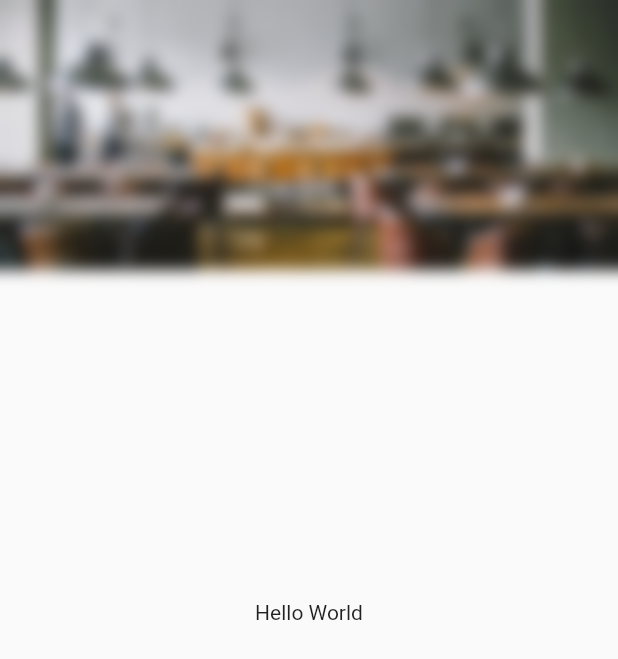
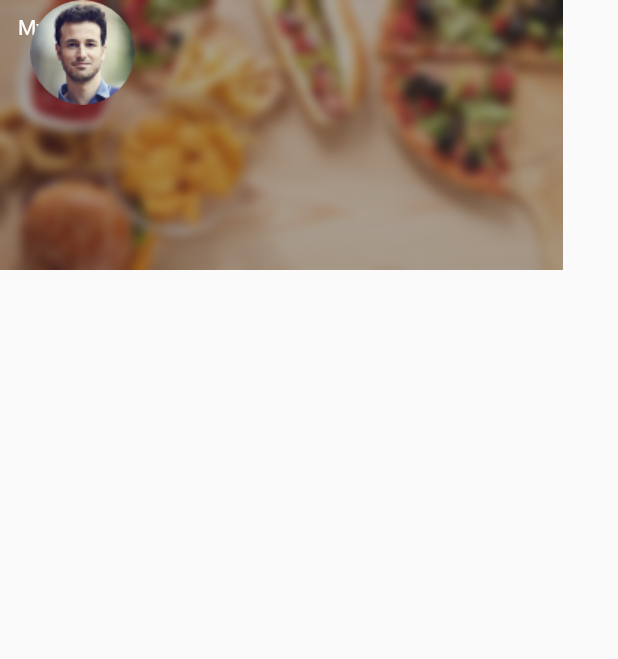
Before and after one commit to Stitarmare/Food, a Flutter app: the ProfileScreen screen opened by its route, on a phone screen of 412 x 824 dp. Shown: the top 659 px of the screen. Run offline on Flutter 3.47's test engine with Material 2 defaults, Android fonts, the phone set to English and light mode, and no system bars; our stand-ins replace pin_code_text_field, shared_preferences; accounts and stored records are empty.

Commit message:
Edit Profile changes In STACK

```diff
--- a/lib/ProfilePage/ProfileScreen.dart
+++ b/lib/ProfilePage/ProfileScreen.dart
@@ -1,5 +1,3 @@
-import 'dart:ui' as ui;
-
 import 'package:flutter/material.dart';
 
 class ProfileScreen extends StatefulWidget {
@@ -20,47 +18,29 @@ class _ProfileScreenState extends State<ProfileScreen> {
       //   title: Text('My Profile'),
       //   backgroundColor: Colors.transparent,
       // ),
-      body: SingleChildScrollView(
-        child: Stack(
-          //fit: StackFit.expand,
-          children: <Widget>[
-            Image.asset(
-              'assets/HotelImages/Image12.png',
-              width: MediaQuery.of(context).size.width,
-              height: 180,
-              fit: BoxFit.fitWidth,
-            ),
-            Center(
-              child: ClipRect(
-                // <-- clips to the 200x200 [Container] below
-                child: BackdropFilter(
-                  filter: ui.ImageFilter.blur(
-                    sigmaX: 5.0,
-                    sigmaY: 5.0,
-                  ),
-                  child: Container(
-                    margin: EdgeInsets.fromLTRB(0, 400, 0, 0),
-                    alignment: Alignment.topCenter,
-                    // width: 400.0,
-                    // height: 400.0,
-                    child: Text('Hello World'),
-                  ),
-                ),
-              ),
-            ),
-          ],
-        ),
-      ),
+      body: SingleChildScrollView(child: _getMainView()),
     );
   }
 }
 
 Widget _getMainView() {
   return Container(
-      child: Column(
+      child: Stack(
     children: <Widget>[
-      CircleAvatar(
-        child: Image.asset('assets/ProfileImage/MaskGroup15.png'),
+      Image.asset('assets/BlurImage/Group1612.png'),
+      Positioned(
+        child: Text(
+          'My Profile',
+          style: TextStyle(color: Colors.white),
+        ),
+        left: 12,
+        top: 10,
+      ),
+      Positioned(
+        child: ClipOval(
+          child: Image.asset('assets/ProfileImage/MaskGroup15.png'),
+        ),
+        left: 20,
       ),
     ],
   ));
--- a/lib/main.dart
+++ b/lib/main.dart
@@ -16,7 +16,7 @@ import './ProfilePage/ProfileScreen.dart';
 import './EditProfile/EditProfileView.dart';
 
 var routes = <String, WidgetBuilder>{
-  '/': (BuildContext context) => LoginView(),
+  '/': (BuildContext context) => ProfileScreen(),
   '/SplashScreen': (BuildContext context) => SplashScreen(),
   '/LoginView': (BuildContext context) => LoginView(),
   '/MainWidget': (BuildContext context) => MainWidget(),
--- a/pubspec.yaml
+++ b/pubspec.yaml
@@ -90,6 +90,11 @@ flutter:
       - assets/MenuIcon/menu.png
       - assets/MenuIcon/menu@2x.png
       - assets/MenuIcon/menu@3x.png
+      #BlurImages
+      - assets/BlurImage/Group1612.png
+      - assets/BlurImage/Group1612@2x.png
+      - assets/BlurImage/Group1612@3x.png
+
 
 
 
```
Also changed, not shown: assets/BlurImage/Group1612.png (added), assets/BlurImage/Group1612@2x.png (added), assets/BlurImage/Group1612@3x.png (added), 7 other files.
